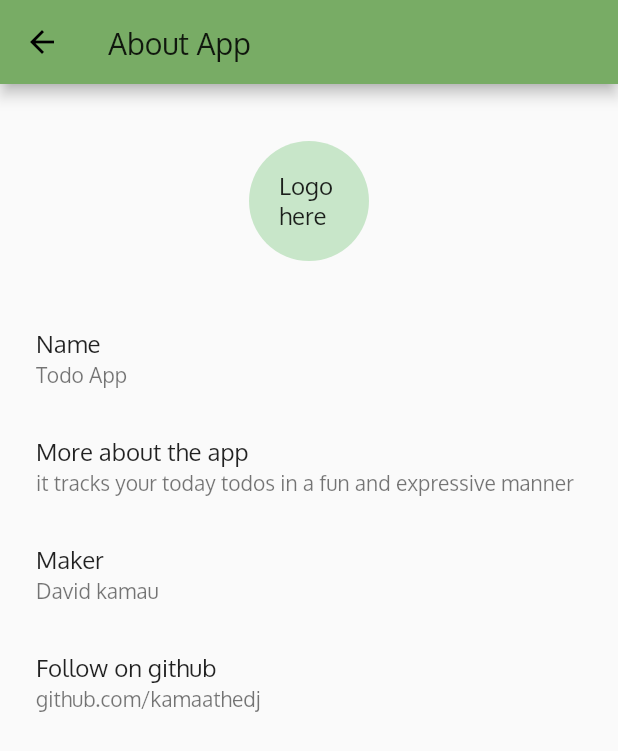
After one commit to kamaathedj/todo_app, a Flutter app: the About screen opened directly, on a phone screen of 412 x 824 dp. The commit adds this screen. Shown: the top 751 px of the screen. Run offline on Flutter 3.47's test engine with Material 2 defaults, Android fonts, the phone set to English and light mode, and no system bars; drawn by our look-alikes of pull_to_refresh; our stand-ins replace flutter_local_notifications, flutter_mobx, mobx, moor_flutter, shared_preferences; missing offline and left inert: groovin_material_icons; accounts and stored records are empty; generated files the repository leaves out were written again.

Commit message:
about page is added with just listTiles and a place holder logo

```diff
--- /dev/null
+++ b/lib/src/pages/about.dart
@@ -0,0 +1,48 @@
+import 'package:flutter/material.dart';
+
+class About extends StatelessWidget {
+  @override
+  Widget build(BuildContext context) {
+    return Scaffold(
+      appBar: AppBar(
+        title: Text('About App'),
+      ),
+      body: Padding(
+        padding: const EdgeInsets.all(8.0),
+        child: Container(
+        child: Column(
+          children: <Widget>[
+            Padding(
+              padding: const EdgeInsets.all(30.0),
+              child: CircleAvatar(
+                child: Padding(
+                  padding: const EdgeInsets.all(20.0),
+                  child: Text('Logo here'),
+                ),
+                radius: 40.0,
+                ),
+            ),
+            ListTile(
+              title: Text('Name'),
+              subtitle: Text('Todo App'),
+            ),
+            ListTile(
+              title: Text('More about the app'),
+              subtitle: Text('it tracks your today todos in a fun and expressive manner'),
+            ),
+            ListTile(
+              title: Text('Maker'),
+              subtitle: Text('David kamau'),
+            ),
+            ListTile(
+              title: Text('Follow on github'),
+              subtitle: Text('github.com/kamaathedj'),
+            )
+          ],
+
+        )
+       ),
+      ),
+    );
+  }
+}
--- a/lib/src/pages/popup/main_popup.dart
+++ b/lib/src/pages/popup/main_popup.dart
@@ -5,6 +5,7 @@ import 'package:todo_app/src/model/constants.dart';
 import 'package:provider/provider.dart';
 import 'package:todo_app/src/mobx/ui_mobx/mode_store.dart';
 import 'package:todo_app/src/notifications/notification.dart';
+import 'package:todo_app/src/pages/about.dart';
 
 class Pop extends StatefulWidget {
   @override
@@ -42,7 +43,7 @@ class _PopState extends State<Pop> {
          if(choice==Constants.settings){
             sheet(context);
           }else if(choice==Constants.about){
-            print('about');
+            Navigator.of(context).push(MaterialPageRoute(builder: (context) => About()));
           }else{
             print('nothing clicked');
           }
```
